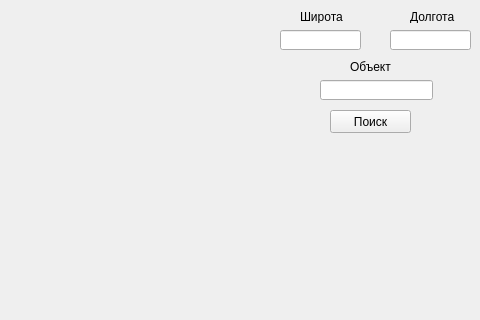
Qt form design.ui (ApeX1l/Yandex_api_project) before a commit; both pictures show x 0 to 480 and y 0 to 320 of the 800 by 600 pixel window.
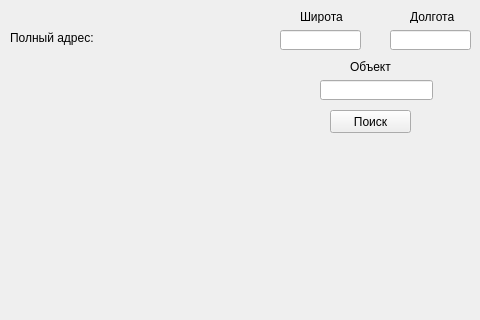
The same form after that commit.

Commit message: eighth exercise:added required files

The edit to the form file:
```diff
--- a/design.ui
+++ b/design.ui
@@ -158,6 +158,32 @@
      <string>Сброс поискового результата</string>
     </property>
    </widget>
+   <widget class="QLabel" name="label_5">
+    <property name="geometry">
+     <rect>
+      <x>10</x>
+      <y>30</y>
+      <width>91</width>
+      <height>16</height>
+     </rect>
+    </property>
+    <property name="text">
+     <string>Полный адрес:</string>
+    </property>
+   </widget>
+   <widget class="QLabel" name="full_address">
+    <property name="geometry">
+     <rect>
+      <x>10</x>
+      <y>40</y>
+      <width>251</width>
+      <height>71</height>
+     </rect>
+    </property>
+    <property name="text">
+     <string/>
+    </property>
+   </widget>
   </widget>
   <widget class="QMenuBar" name="menubar">
    <property name="geometry">
```
The commit also changes 2 other files.
